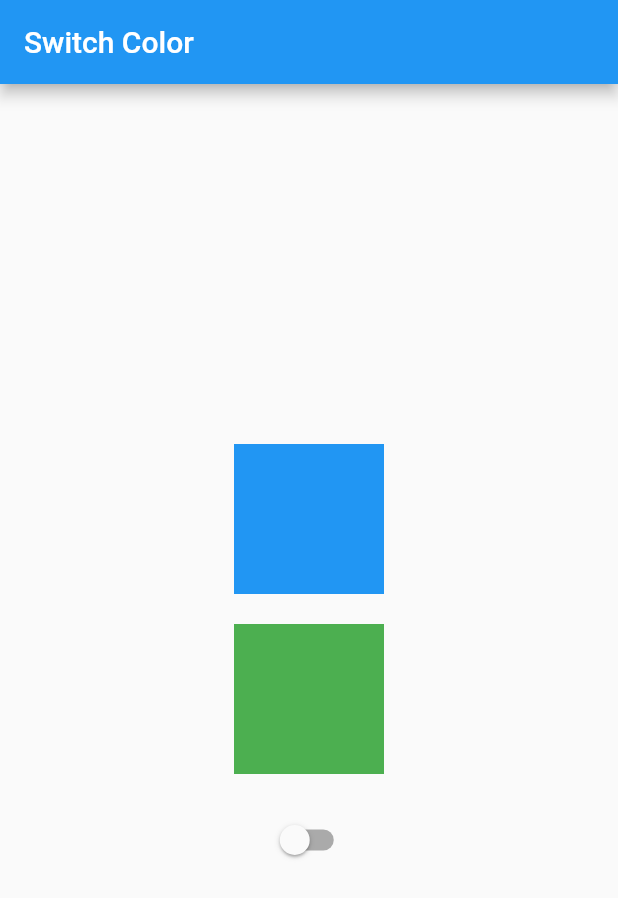
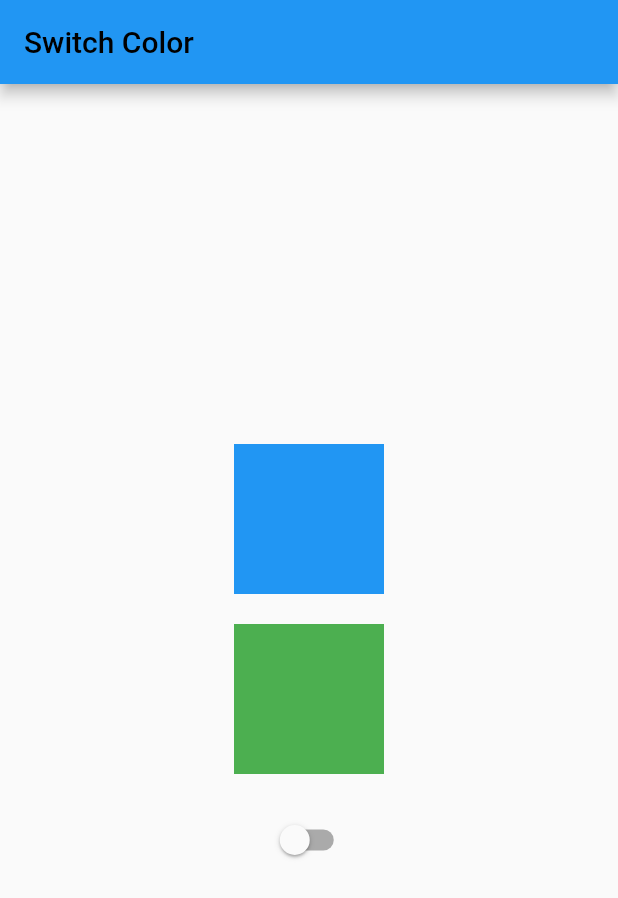
Before and after one commit to markruzo/app_akademie, a Flutter app: the MyScreen screen opened directly, on a phone screen of 412 x 824 dp. Shown: the top 898 px of the screen. Run offline on Flutter 3.47's test engine with Material 2 defaults, Android fonts, the phone set to English and light mode, and no system bars.

Commit message:
Switch Color

```diff
--- a/lib/task_solutions/5_1_1_Styling/aufgabe_1.dart
+++ b/lib/task_solutions/5_1_1_Styling/aufgabe_1.dart
@@ -43,7 +43,10 @@ class _MyScreenState extends State<MyScreen> {
   Widget build(BuildContext context) {
     return Scaffold(
       appBar: AppBar(
-        title: const Text('Switch Color'),
+        title: const Text(
+          'Switch Color',
+          style: TextStyle(color: Colors.black),
+        ),
       ),
       body: Center(
         child: Column(
```
Also changed, not shown: lib/task_solutions/5_1_1_Styling/Simulator Screenshot - iPhone 13 mini - 2023-08-14 at 18.54.46.png (deleted), lib/task_solutions/5_1_1_Styling/Simulator Screenshot - iPhone 13 mini - 2023-08-14 at 19.09.21.png (added), 1 other file.
